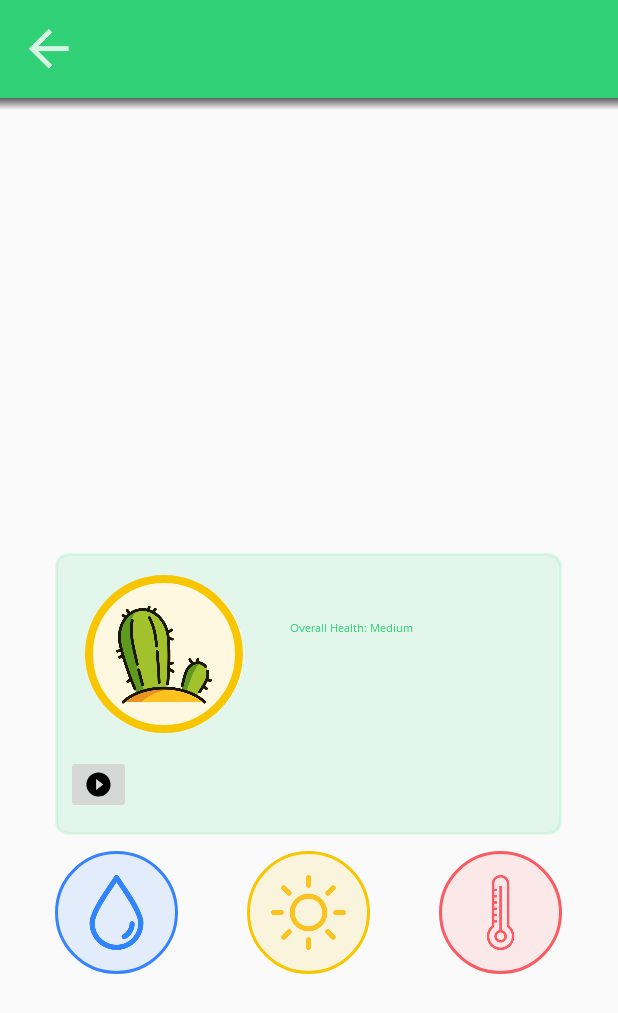
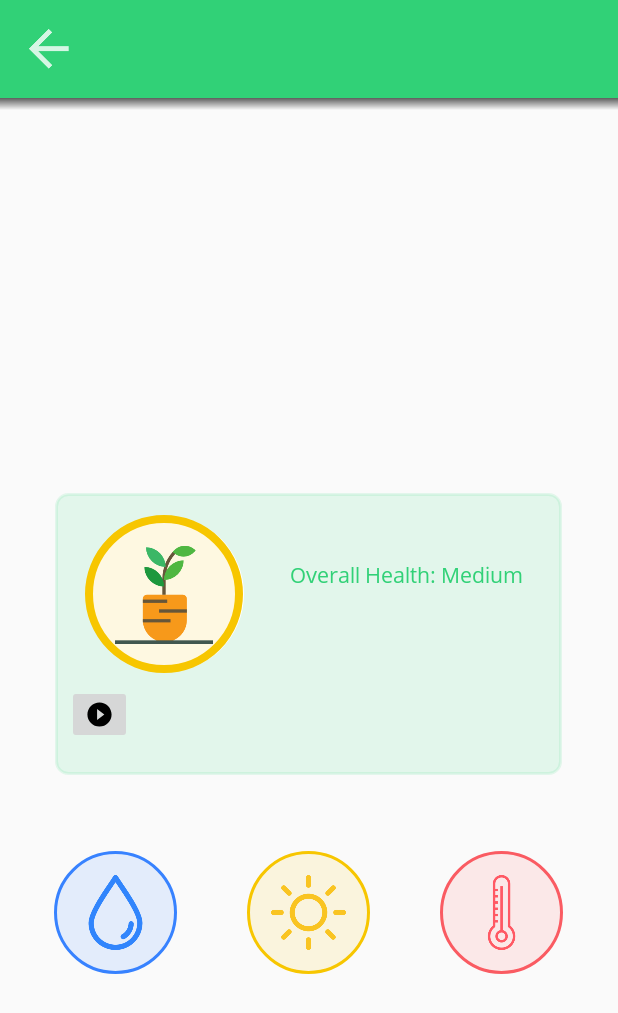
Before and after one commit to DigitalSocietySchool/GrowkitApp, an Android app: the PlantActivity screen opened directly, with no data from a screen before it, on a phone screen of 412 x 824 dp. Shown: the top 1013 px of the screen. Run offline under Robolectric (Android 15) with nearby library versions, the phone set to English and light mode, and no system bars; our stand-ins replace ButterKnife; libraries missing offline, so code that uses them is left out: com.tooltip.

Commit message:
ui plantpage added tooltips adjusted some placements in the layout and textsizes

```diff
--- a/App/AndroidStudioProjects/MyApplication/app/src/main/java/com/example/joelruhe/myapplication/activities/PlantActivity.java
+++ b/App/AndroidStudioProjects/MyApplication/app/src/main/java/com/example/joelruhe/myapplication/activities/PlantActivity.java
@@ -153,11 +153,11 @@ public class PlantActivity extends AppCompatActivity {
         TextView tv = (TextView) v;
         Typeface myCustomFont2 = Typeface.createFromAsset(getAssets(), "fonts/open_sans_regular.ttf");
         final Tooltip tooltip = new Tooltip.Builder(tv)
-                .setText("Water level " + getPlantData()[id][1] +  " is fine at the moment." +
+                .setText("Water level " + getPlantData()[id][1] +  " is fine at the moment. " +
                         "You will need to water your" +
                         getIntent().getStringExtra("plantNameNoCapital") + " again in 1 day.")
                 .setTypeface(myCustomFont2)
-                .setTextSize(getResources().getDimension(R.dimen.plant_description_text_size))
+                .setTextSize(getResources().getDimension(R.dimen.plant_factors_text_size))
                 .setTextColor(getResources().getColor(R.color.colorBlue))
                 .setGravity(gravity)
                 .setBackgroundColor(getResources().getColor(R.color.colorBlueOpacity))
@@ -177,11 +177,11 @@ public class PlantActivity extends AppCompatActivity {
         TextView tv = (TextView) v;
         Typeface myCustomFont2 = Typeface.createFromAsset(getAssets(), "fonts/open_sans_regular.ttf");
         final Tooltip tooltip = new Tooltip.Builder(tv)
-                .setText("Your " + getIntent().getStringExtra("plantNameNoCapital") +  " plant is not receiving enough" +
+                .setText("Your " + getIntent().getStringExtra("plantNameNoCapital") +  " plant is not receiving enough " +
                         "light right now." +
-                        "Try to put it in a sunny place, or if not possible under a lamp.")
+                        " Try to put it in a sunny place, or if not possible under a lamp.")
                 .setTypeface(myCustomFont2)
-                .setTextSize(getResources().getDimension(R.dimen.plant_description_text_size))
+                .setTextSize(getResources().getDimension(R.dimen.plant_factors_text_size))
                 .setTextColor(getResources().getColor(R.color.colorYellow))
                 .setGravity(gravity)
                 .setBackgroundColor(getResources().getColor(R.color.colorYellowOpacity))
@@ -202,10 +202,10 @@ public class PlantActivity extends AppCompatActivity {
         Typeface myCustomFont2 = Typeface.createFromAsset(getAssets(), "fonts/open_sans_regular.ttf");
         final Tooltip tooltip = new Tooltip.Builder(tv)
                 .setText("The current temperature" +
-                        "around your " + getIntent().getStringExtra("plantNameNoCapital") + " is" + getPlantData()[id][3] +  "." +
+                        " around your " + getIntent().getStringExtra("plantNameNoCapital") + " is " + getPlantData()[id][3] +  ". " +
                         "Perfect!")
                 .setTypeface(myCustomFont2)
-                .setTextSize(getResources().getDimension(R.dimen.plant_description_text_size))
+                .setTextSize(getResources().getDimension(R.dimen.plant_factors_text_size))
                 .setTextColor(getResources().getColor(R.color.colorRed))
                 .setGravity(gravity)
                 .setBackgroundColor(getResources().getColor(R.color.colorRedOpacity))
--- a/App/AndroidStudioProjects/MyApplication/app/src/main/res/layout/activity_plant.xml
+++ b/App/AndroidStudioProjects/MyApplication/app/src/main/res/layout/activity_plant.xml
@@ -38,7 +38,7 @@
         app:layout_constraintVertical_bias="0.0">
 
         <android.support.constraint.ConstraintLayout
-            android:layout_width="338dp"
+            android:layout_width="339dp"
             android:layout_height="492dp"
             android:layout_alignParentBottom="true"
             android:layout_centerHorizontal="true"
@@ -71,7 +71,7 @@
                 app:layout_constraintEnd_toEndOf="@+id/plant_circle_image5"
                 app:layout_constraintStart_toStartOf="@+id/plant_circle_image5"
                 app:layout_constraintTop_toTopOf="@+id/plant_circle_image5"
-                app:srcCompat="@drawable/cactus" />
+                app:srcCompat="@drawable/flowerpot" />
 
             <TextView
                 android:id="@+id/plant_circle_image5"
@@ -181,8 +181,6 @@
                 android:layout_width="338dp"
                 android:layout_height="188dp"
                 android:layout_marginBottom="8dp"
-                android:layout_marginEnd="8dp"
-                android:layout_marginStart="8dp"
                 android:layout_marginTop="8dp"
                 android:background="@drawable/rounded_frame"
                 android:elevation="-1dp"
@@ -190,7 +188,7 @@
                 app:layout_constraintEnd_toEndOf="parent"
                 app:layout_constraintStart_toStartOf="parent"
                 app:layout_constraintTop_toTopOf="parent"
-                app:layout_constraintVertical_bias="0.138">
+                app:layout_constraintVertical_bias="0.0">
 
             </FrameLayout>
 
@@ -207,8 +205,10 @@
                 android:scaleType="fitXY"
                 app:layout_constraintBottom_toBottomOf="@+id/frameLayout"
                 app:layout_constraintEnd_toStartOf="@+id/progressBar"
+                app:layout_constraintHorizontal_bias="0.0"
                 app:layout_constraintStart_toStartOf="@+id/frameLayout"
                 app:layout_constraintTop_toBottomOf="@+id/plant_circle_image5"
+                app:layout_constraintVertical_bias="0.0"
                 app:srcCompat="@drawable/ic_play_circle_filled_black_24dp" />
 
             <ImageButton
@@ -238,10 +238,9 @@
                 android:elevation="4dp"
                 app:layout_constraintBottom_toBottomOf="parent"
                 app:layout_constraintEnd_toEndOf="parent"
-                app:layout_constraintHorizontal_bias="0.325"
+                app:layout_constraintHorizontal_bias="0.197"
                 app:layout_constraintStart_toStartOf="parent"
                 app:layout_constraintTop_toTopOf="parent"
-                app:layout_constraintVertical_bias="0.816"
                 app:srcCompat="@drawable/ic_error_black_24dp" />
 
             <TextView
--- a/App/AndroidStudioProjects/MyApplication/app/src/main/res/values/dimens.xml
+++ b/App/AndroidStudioProjects/MyApplication/app/src/main/res/values/dimens.xml
@@ -12,7 +12,8 @@
     <dimen name="normal_text_size">18sp</dimen>
     <dimen name="search_view_text_size">16sp</dimen>
     <dimen name="hamburger_menu_text_size">20sp</dimen>
-    <dimen name="plant_description_text_size">7sp</dimen>
+    <dimen name="plant_description_text_size">14sp</dimen>
+    <dimen name="plant_factors_text_size">7sp</dimen>
 
     <!-- Toolbar margins -->
     <dimen name="toolbar_title_size">20sp</dimen>
```
